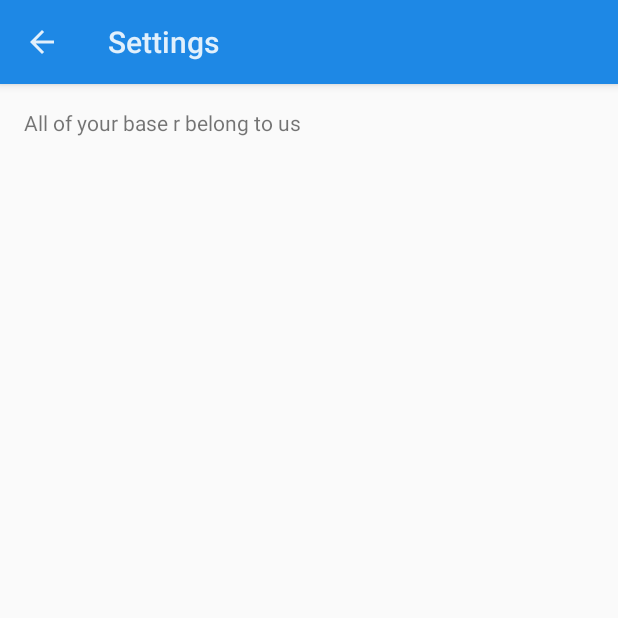
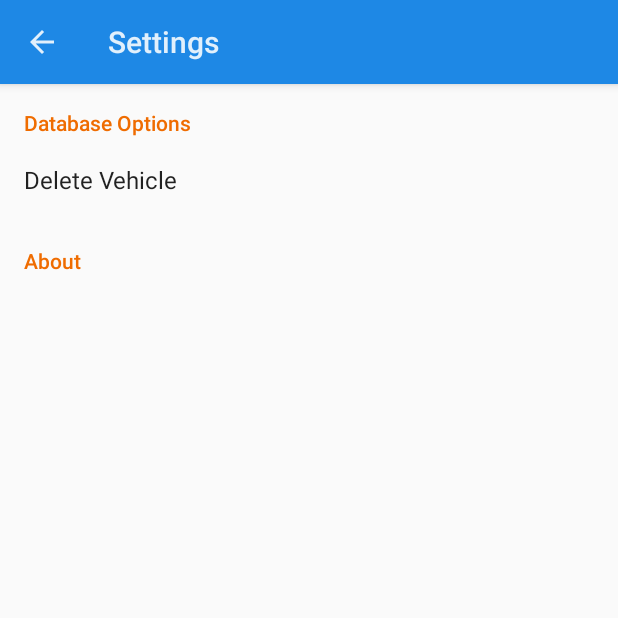
Before and after one commit to kd8bny/maintenanceMan, an Android app: the screen it shows after launch (activity_settings), in the options menu, after a tap on "Settings", on a phone screen of 412 x 824 dp, the top half of it. Run offline under Robolectric (Android 15) with nearby library versions, the light colour scheme and no system bars.

Commit message:
Delete vehicles!

```diff
--- a/app/src/main/java/com/kd8bny/maintenanceman/data/fleetRosterDBHelper.java
+++ b/app/src/main/java/com/kd8bny/maintenanceman/data/fleetRosterDBHelper.java
@@ -133,4 +133,10 @@ public class fleetRosterDBHelper extends SQLiteOpenHelper{
 
     }
 
+    public void deleteEntry(Context context, String refID){
+        Log.i(TAG,refID);
+        fleetRosterDB = context.openOrCreateDatabase(DB_NAME, context.MODE_PRIVATE, null);
+        fleetRosterDB.execSQL("DELETE FROM grandFleetRoster WHERE refID = '" + refID + "';");
+    }
+
 }
--- a/app/src/main/java/com/kd8bny/maintenanceman/ui/main/adapter_overview.java
+++ b/app/src/main/java/com/kd8bny/maintenanceman/ui/main/adapter_overview.java
@@ -17,7 +17,7 @@ import java.util.ArrayList;
 public class adapter_overview extends RecyclerView.Adapter<adapter_overview.AdapterViewHolder>{
     private static final String TAG = "adapter_overview";
 
-    public ArrayList<ArrayList> vehicleList = new ArrayList<>();
+    public ArrayList<ArrayList> vehicleList = new ArrayList<ArrayList>();
 
     public adapter_overview(ArrayList vehicleList) {
         this.vehicleList = vehicleList;
@@ -30,7 +30,7 @@ public class adapter_overview extends RecyclerView.Adapter<adapter_overview.Adap
 
     @Override
     public void onBindViewHolder(AdapterViewHolder adapterViewHolder, int i) {
-        ArrayList<String> vehicleSpecs = new ArrayList<>();
+        ArrayList<String> vehicleSpecs = new ArrayList<String>();
         vehicleSpecs.addAll(vehicleList.get(i));
 
         if(vehicleSpecs.get(0) != null) {
--- a/app/src/main/java/com/kd8bny/maintenanceman/ui/main/fragment_overview.java
+++ b/app/src/main/java/com/kd8bny/maintenanceman/ui/main/fragment_overview.java
@@ -33,7 +33,7 @@ import java.util.List;
 public class fragment_overview extends Fragment {
     private static final String TAG = "fragment_overview";
 
-    public ArrayList<ArrayList> vehicleList = new ArrayList<>();
+    public ArrayList<ArrayList> vehicleList = new ArrayList<ArrayList>();
 
     public fragment_overview() {
         // Required empty public constructor
--- a/app/src/main/java/com/kd8bny/maintenanceman/ui/settings/fragment_settings.java
+++ b/app/src/main/java/com/kd8bny/maintenanceman/ui/settings/fragment_settings.java
@@ -1,31 +1,13 @@
 package com.kd8bny.maintenanceman.ui.settings;
 
-import android.app.Activity;
-import android.content.Context;
-import android.net.Uri;
 import android.os.Bundle;
-import android.app.Fragment;
-import android.support.v4.app.NavUtils;
-import android.util.Log;
-import android.view.LayoutInflater;
-import android.view.Menu;
-import android.view.MenuInflater;
-import android.view.MenuItem;
-import android.view.View;
-import android.view.ViewGroup;
-import android.widget.ArrayAdapter;
-import android.widget.EditText;
-import android.widget.ListView;
-import android.widget.TextView;
-import android.widget.Toast;
+import android.preference.PreferenceFragment;
 
 import com.kd8bny.maintenanceman.R;
-import com.kd8bny.maintenanceman.data.vehicleLogDBHelper;
-
-import java.util.ArrayList;
 
 
-public class fragment_settings extends Fragment {
+
+public class fragment_settings extends PreferenceFragment {
     private static final String TAG = "fragment_settings";
 
     public fragment_settings() {
@@ -34,18 +16,8 @@ public class fragment_settings extends Fragment {
     @Override
     public void onCreate(Bundle savedInstanceState) {
         super.onCreate(savedInstanceState);
+        addPreferencesFromResource(R.xml.settings);
+
     }
 
-    @Override
-    public View onCreateView(LayoutInflater inflater, ViewGroup container, Bundle savedInstanceState) {
-
-        return inflater.inflate(R.layout.fragment_settings, container, false);
-    }
-
-    @Override
-    public void onResume(){
-        super.onResume();
-    }
-
-
 }
--- a/app/src/main/res/layout/fragment_settings.xml
+++ b/app/src/main/res/layout/activity_sub_settings.xml
@@ -4,9 +4,9 @@
     android:paddingRight="@dimen/activity_horizontal_margin"
     android:paddingTop="@dimen/activity_vertical_margin"
     android:paddingBottom="@dimen/activity_vertical_margin"
-    tools:context="com.kd8bny.maintenanceman.ui.settings.activity_settings$PlaceholderFragment">
+    tools:context="com.kd8bny.maintenanceman.ui.settings.sub_settings">
 
-    <TextView android:text="All of your base r belong to us" android:layout_width="wrap_content"
+    <TextView android:text="@string/hello_world" android:layout_width="wrap_content"
         android:layout_height="wrap_content" />
 
 </RelativeLayout>
--- /dev/null
+++ b/app/src/main/res/menu/dsa.xml
@@ -0,0 +1,6 @@
+<menu xmlns:android="http://schemas.android.com/apk/res/android"
+    xmlns:tools="http://schemas.android.com/tools"
+    tools:context="com.kd8bny.maintenanceman.ui.settings.sub_settings">
+    <item android:id="@+id/action_settings" android:title="@string/action_settings"
+        android:orderInCategory="100" android:showAsAction="never" />
+</menu>
--- a/app/src/main/res/values/strings.xml
+++ b/app/src/main/res/values/strings.xml
@@ -37,5 +37,9 @@
 
     <!-- Settings -->
     <string name="title_settings">Settings</string>
+    <string name="pref_delete_fleet_roster">Delete Vehicle</string>
+    <string name="pref_cat_db">Database Options</string>
+    <string name="pref_cat_about">About</string>
+    <string name="title_activity_sub_settings">Delete Vehicle</string>
 
 </resources>
--- /dev/null
+++ b/app/src/main/res/xml/settings.xml
@@ -0,0 +1,18 @@
+<?xml version="1.0" encoding="utf-8"?>
+<PreferenceScreen
+    xmlns:android="http://schemas.android.com/apk/res/android">
+
+    <PreferenceCategory
+        android:title="@string/pref_cat_db" >
+        <PreferenceScreen
+            android:title="@string/pref_delete_fleet_roster">
+
+            <intent android:action=".ui.settings.activity_sub_settings"/>
+        </PreferenceScreen>
+
+        </PreferenceCategory>
+
+    <PreferenceCategory
+        android:title="@string/pref_cat_about" />
+
+</PreferenceScreen>
```
Also changed, not shown: app/build.gradle (+3 -4 lines), app/src/main/AndroidManifest.xml (+12 -0 lines), app/src/main/java/com/kd8bny/maintenanceman/ui/settings/activity_settings.java (+2 -8 lines), app/src/main/java/com/kd8bny/maintenanceman/ui/settings/activity_sub_settings.java (added, +52 -0 lines), app/src/main/res/layout/overview_card.xml (+20 -5 lines), app/src/main/res/drawable-xhdpi/car.png (added).
